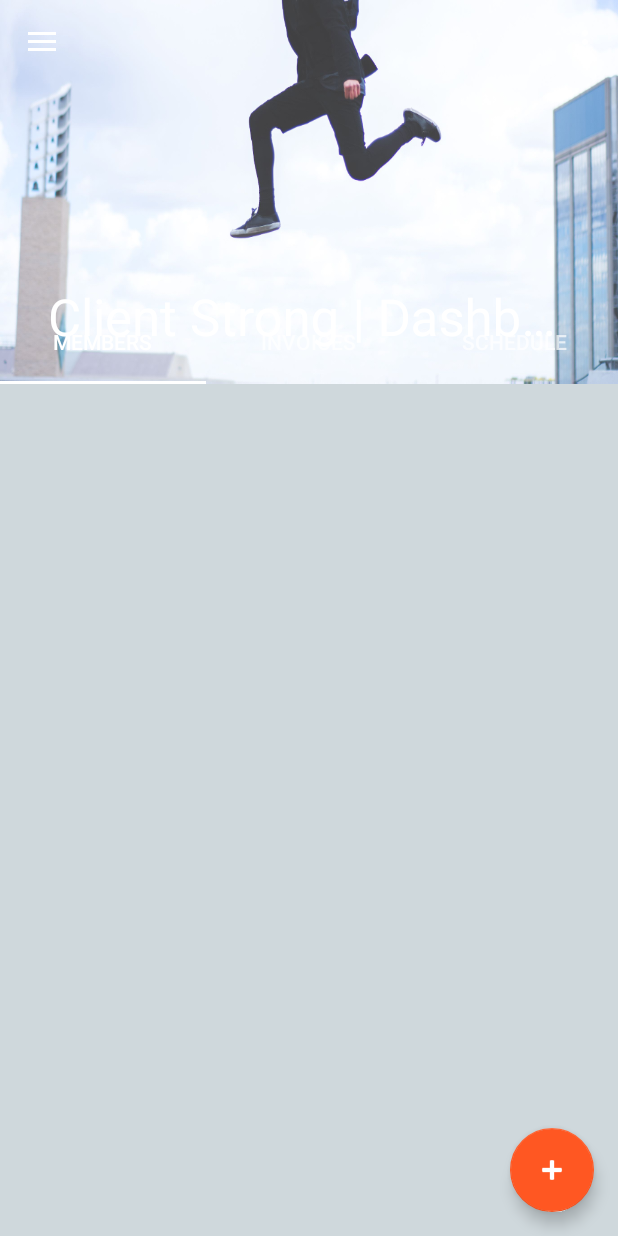
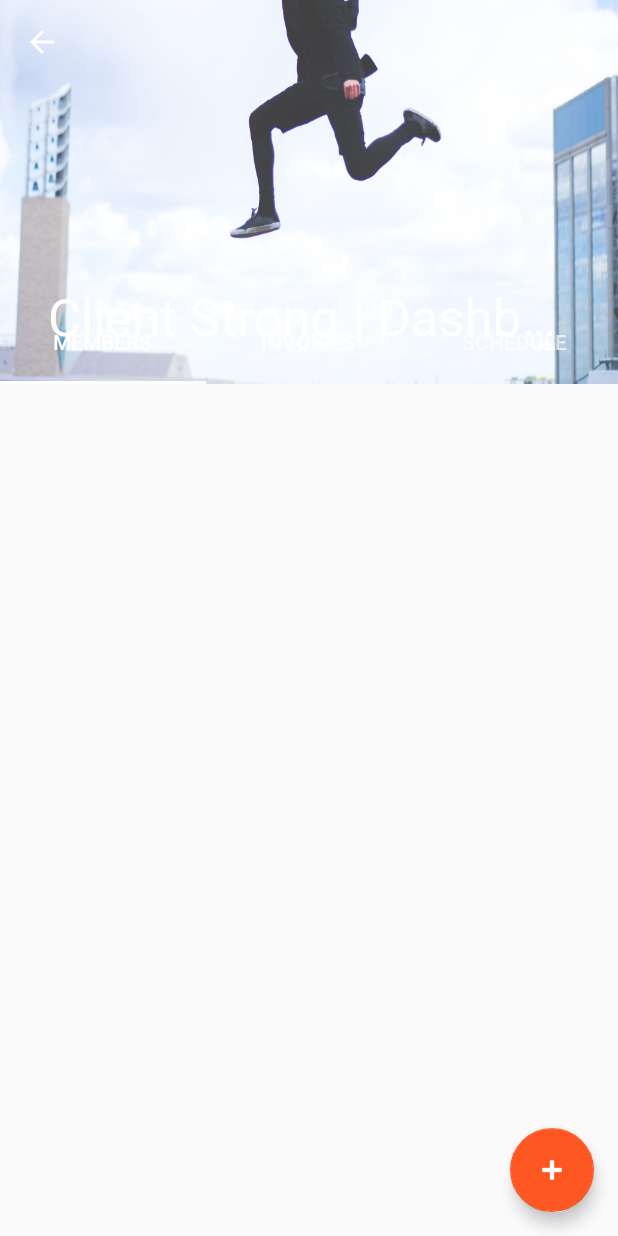
Before and after one commit to ClientStrong/Android, an Android app: the screen it shows after launch (Dashboard), on a phone screen of 412 x 824 dp. Run offline under Robolectric (Android 15) with nearby library versions, the phone set to English and light mode, and no system bars; network calls fail.

Commit message:
commented out navigation bar to enable scrolling

```diff
--- a/clientstrong/app/src/main/java/v3/clientstrong/Dashboard.java
+++ b/clientstrong/app/src/main/java/v3/clientstrong/Dashboard.java
@@ -1,6 +1,5 @@
 package v3.clientstrong;
 
-import android.content.res.Configuration;
 import android.net.Uri;
 import android.os.Bundle;
 import android.support.design.widget.FloatingActionButton;
@@ -10,17 +9,12 @@ import android.support.v4.app.Fragment;
 import android.support.v4.app.FragmentManager;
 import android.support.v4.app.FragmentPagerAdapter;
 import android.support.v4.view.ViewPager;
-import android.support.v4.widget.DrawerLayout;
 import android.support.v7.app.ActionBarDrawerToggle;
 import android.support.v7.app.AppCompatActivity;
 import android.support.v7.widget.Toolbar;
-import android.view.Menu;
-import android.view.MenuItem;
 import android.view.View;
-import android.widget.AdapterView;
 import android.widget.ArrayAdapter;
 import android.widget.ListView;
-import android.widget.Toast;
 
 import java.util.ArrayList;
 import java.util.List;
@@ -42,7 +36,7 @@ public class Dashboard extends AppCompatActivity implements Members.OnFragmentIn
     private ArrayAdapter<String> mAdapter;
 
     private ActionBarDrawerToggle mDrawerToggle;
-    private DrawerLayout mDrawerLayout;
+//    private DrawerLayout mDrawerLayout;
     private String mActivityTitle;
 
 
@@ -75,90 +69,90 @@ public class Dashboard extends AppCompatActivity implements Members.OnFragmentIn
 
         // Navigation Drawer;
 
-        mDrawerList = (ListView)findViewById(R.id.navList);mDrawerLayout = (DrawerLayout)findViewById(R.id.drawer_layout);
+//        mDrawerList = (ListView)findViewById(R.id.navList);mDrawerLayout = (DrawerLayout)findViewById(R.id.drawer_layout);
         mActivityTitle = getTitle().toString();
 
-        addDrawerItems();
-        setupDrawer();
+//        addDrawerItems();
+//        setupDrawer();
 
         getSupportActionBar().setDisplayHomeAsUpEnabled(true);
         getSupportActionBar().setHomeButtonEnabled(true);
     }
 
-    private void addDrawerItems() {
-        String[] osArray = { "Android", "iOS", "Windows", "OS X", "Linux" };
-        mAdapter = new ArrayAdapter<String>(this, android.R.layout.simple_list_item_1, osArray);
-        mDrawerList.setAdapter(mAdapter);
+//    private void addDrawerItems() {
+//        String[] osArray = { "Android", "iOS", "Windows", "OS X", "Linux" };
+//        mAdapter = new ArrayAdapter<String>(this, android.R.layout.simple_list_item_1, osArray);
+//        mDrawerList.setAdapter(mAdapter);
+//
+//        mDrawerList.setOnItemClickListener(new AdapterView.OnItemClickListener() {
+//            @Override
+//            public void onItemClick(AdapterView<?> parent, View view, int position, long id) {
+//                Toast.makeText(Dashboard.this, "Time for an upgrade!", Toast.LENGTH_SHORT).show();
+//            }
+//        });
+//    }
+//
+//    private void setupDrawer() {
+//        mDrawerToggle = new ActionBarDrawerToggle(this, mDrawerLayout, R.string.drawer_open, R.string.drawer_close) {
+//
+//            /** Called when a drawer has settled in a completely open state. */
+//            public void onDrawerOpened(View drawerView) {
+//                super.onDrawerOpened(drawerView);
+//                getSupportActionBar().setTitle("Navigation!");
+//                invalidateOptionsMenu(); // creates call to onPrepareOptionsMenu()
+//            }
+//
+//            /** Called when a drawer has settled in a completely closed state. */
+//            public void onDrawerClosed(View view) {
+//                super.onDrawerClosed(view);
+//                getSupportActionBar().setTitle(mActivityTitle);
+//                invalidateOptionsMenu(); // creates call to onPrepareOptionsMenu()
+//            }
+//        };
+//
+//        mDrawerToggle.setDrawerIndicatorEnabled(true);
+//        mDrawerLayout.setDrawerListener(mDrawerToggle);
+//    }
 
-        mDrawerList.setOnItemClickListener(new AdapterView.OnItemClickListener() {
-            @Override
-            public void onItemClick(AdapterView<?> parent, View view, int position, long id) {
-                Toast.makeText(Dashboard.this, "Time for an upgrade!", Toast.LENGTH_SHORT).show();
-            }
-        });
-    }
-
-    private void setupDrawer() {
-        mDrawerToggle = new ActionBarDrawerToggle(this, mDrawerLayout, R.string.drawer_open, R.string.drawer_close) {
-
-            /** Called when a drawer has settled in a completely open state. */
-            public void onDrawerOpened(View drawerView) {
-                super.onDrawerOpened(drawerView);
-                getSupportActionBar().setTitle("Navigation!");
-                invalidateOptionsMenu(); // creates call to onPrepareOptionsMenu()
-            }
-
-            /** Called when a drawer has settled in a completely closed state. */
-            public void onDrawerClosed(View view) {
-                super.onDrawerClosed(view);
-                getSupportActionBar().setTitle(mActivityTitle);
-                invalidateOptionsMenu(); // creates call to onPrepareOptionsMenu()
-            }
-        };
-
-        mDrawerToggle.setDrawerIndicatorEnabled(true);
-        mDrawerLayout.setDrawerListener(mDrawerToggle);
-    }
-
-    @Override
-    protected void onPostCreate(Bundle savedInstanceState) {
-        super.onPostCreate(savedInstanceState);
-        // Sync the toggle state after onRestoreInstanceState has occurred.
-        mDrawerToggle.syncState();
-    }
-
-    @Override
-    public void onConfigurationChanged(Configuration newConfig) {
-        super.onConfigurationChanged(newConfig);
-        mDrawerToggle.onConfigurationChanged(newConfig);
-    }
-
-    @Override
-    public boolean onCreateOptionsMenu(Menu menu) {
-        // Inflate the menu; this adds items to the action bar if it is present.
-        getMenuInflater().inflate(R.menu.menu_main, menu);
-        return true;
-    }
-
-    @Override
-    public boolean onOptionsItemSelected(MenuItem item) {
-        // Handle action bar item clicks here. The action bar will
-        // automatically handle clicks on the Home/Up button, so long
-        // as you specify a parent activity in AndroidManifest.xml.
-        int id = item.getItemId();
-
-        //noinspection SimplifiableIfStatement
-        if (id == R.id.action_settings) {
-            return true;
-        }
-
-        // Activate the navigation drawer toggle
-        if (mDrawerToggle.onOptionsItemSelected(item)) {
-            return true;
-        }
-
-        return super.onOptionsItemSelected(item);
-    }
+//    @Override
+//    protected void onPostCreate(Bundle savedInstanceState) {
+//        super.onPostCreate(savedInstanceState);
+//        // Sync the toggle state after onRestoreInstanceState has occurred.
+//        mDrawerToggle.syncState();
+//    }
+//
+//    @Override
+//    public void onConfigurationChanged(Configuration newConfig) {
+//        super.onConfigurationChanged(newConfig);
+//        mDrawerToggle.onConfigurationChanged(newConfig);
+//    }
+//
+//    @Override
+//    public boolean onCreateOptionsMenu(Menu menu) {
+//        // Inflate the menu; this adds items to the action bar if it is present.
+//        getMenuInflater().inflate(R.menu.menu_main, menu);
+//        return true;
+//    }
+//
+//    @Override
+//    public boolean onOptionsItemSelected(MenuItem item) {
+//        // Handle action bar item clicks here. The action bar will
+//        // automatically handle clicks on the Home/Up button, so long
+//        // as you specify a parent activity in AndroidManifest.xml.
+//        int id = item.getItemId();
+//
+//        //noinspection SimplifiableIfStatement
+//        if (id == R.id.action_settings) {
+//            return true;
+//        }
+//
+//        // Activate the navigation drawer toggle
+//        if (mDrawerToggle.onOptionsItemSelected(item)) {
+//            return true;
+//        }
+//
+//        return super.onOptionsItemSelected(item);
+//    }
 
     private void setupViewPager(ViewPager viewPager) {
         ViewPagerAdapter adapter = new ViewPagerAdapter(getSupportFragmentManager());
--- a/clientstrong/app/src/main/res/layout/dashboard.xml
+++ b/clientstrong/app/src/main/res/layout/dashboard.xml
@@ -4,12 +4,14 @@
     android:layout_width="match_parent"
     android:layout_height="match_parent"
     android:fitsSystemWindows="true">
+
     <android.support.design.widget.AppBarLayout
         android:id="@+id/htab_appbar"
         android:layout_width="match_parent"
         android:layout_height="wrap_content"
         android:fitsSystemWindows="true"
         android:theme="@style/ThemeOverlay.AppCompat.Dark.ActionBar">
+
         <android.support.design.widget.CollapsingToolbarLayout
             android:id="@+id/htab_collapse_toolbar"
             android:layout_width="match_parent"
@@ -17,6 +19,7 @@
             android:fitsSystemWindows="true"
             app:contentScrim="?attr/colorPrimary"
             app:layout_scrollFlags="scroll|exitUntilCollapsed">
+
             <ImageView
                 android:id="@+id/htab_header"
                 android:layout_width="match_parent"
@@ -25,6 +28,7 @@
                 android:fitsSystemWindows="true"
                 android:scaleType="centerCrop"
                 app:layout_collapseMode="parallax" />
+
             <android.support.v7.widget.Toolbar
                 android:id="@+id/htab_toolbar"
                 android:layout_width="match_parent"
@@ -34,37 +38,39 @@
                 app:layout_collapseMode="pin"
                 app:popupTheme="@style/ThemeOverlay.AppCompat.Light"
                 app:titleMarginTop="13dp" />
+
             <android.support.design.widget.TabLayout
                 android:id="@+id/htab_tabs"
                 android:layout_width="match_parent"
                 android:layout_height="?attr/actionBarSize"
                 android:layout_gravity="bottom"
                 app:tabIndicatorColor="@android:color/white" />
+
         </android.support.design.widget.CollapsingToolbarLayout>
     </android.support.design.widget.AppBarLayout>
+
     <android.support.v4.view.ViewPager
         android:id="@+id/htab_viewpager"
         android:layout_width="match_parent"
         android:layout_height="match_parent"
         app:layout_behavior="@string/appbar_scrolling_view_behavior"/>
 
+    <!--<android.support.v4.widget.DrawerLayout-->
+        <!--xmlns:android="http://schemas.android.com/apk/res/android"-->
+        <!--android:id="@+id/drawer_layout"-->
+        <!--android:layout_marginTop="100dp"-->
+        <!--android:layout_width="match_parent"-->
+        <!--android:layout_height="match_parent">-->
 
-    <android.support.v4.widget.DrawerLayout
-        xmlns:android="http://schemas.android.com/apk/res/android"
-        android:id="@+id/drawer_layout"
-        android:layout_marginTop="100dp"
-        android:layout_width="match_parent"
-        android:layout_height="match_parent">
+        <!--&lt;!&ndash; Side navigation drawer UI &ndash;&gt;-->
+        <!--<ListView-->
+            <!--android:id="@+id/navList"-->
+            <!--android:layout_width="200dp"-->
+            <!--android:layout_height="match_parent"-->
+            <!--android:layout_gravity="left|start"-->
+            <!--android:background="#ffeeeeee"/>-->
 
-        <!-- Side navigation drawer UI -->
-        <ListView
-            android:id="@+id/navList"
-            android:layout_width="200dp"
-            android:layout_height="match_parent"
-            android:layout_gravity="left|start"
-            android:background="#ffeeeeee"/>
-
-    </android.support.v4.widget.DrawerLayout>
+    <!--</android.support.v4.widget.DrawerLayout>-->
 
 
     <android.support.design.widget.FloatingActionButton
@@ -75,6 +81,7 @@
         android:layout_margin="@dimen/fab_margin"
         android:src="@android:drawable/ic_input_add"
         android:tint="#ffffff" />
+
 </android.support.design.widget.CoordinatorLayout>
 
 
--- a/clientstrong/app/src/main/res/layout/fragment_members.xml
+++ b/clientstrong/app/src/main/res/layout/fragment_members.xml
@@ -1,19 +1,13 @@
-<LinearLayout xmlns:android="http://schemas.android.com/apk/res/android"
+<?xml version="1.0" encoding="utf-8"?>
+<FrameLayout xmlns:android="http://schemas.android.com/apk/res/android"
+    android:id="@+id/dummyfrag_bg"
     android:layout_width="match_parent"
     android:layout_height="match_parent"
-    xmlns:app="http://schemas.android.com/apk/res-auto">
+    android:background="@color/background_material_light">
 
     <android.support.v7.widget.RecyclerView
         android:id="@+id/members_list"
         android:layout_width="match_parent"
-        android:layout_height="match_parent"
-        android:background="@color/colorPrimaryLight"
-        android:gravity="center_horizontal|center_vertical"
-        app:layout_behavior="@string/appbar_scrolling_view_behavior"
-        android:paddingEnd="16dp"
-        android:paddingStart="16dp"
-        android:paddingTop="8dp"
-        android:paddingBottom="8dp"
-        android:textAlignment="gravity"/>
+        android:layout_height="match_parent" />
 
-</LinearLayout>
+</FrameLayout>
```
